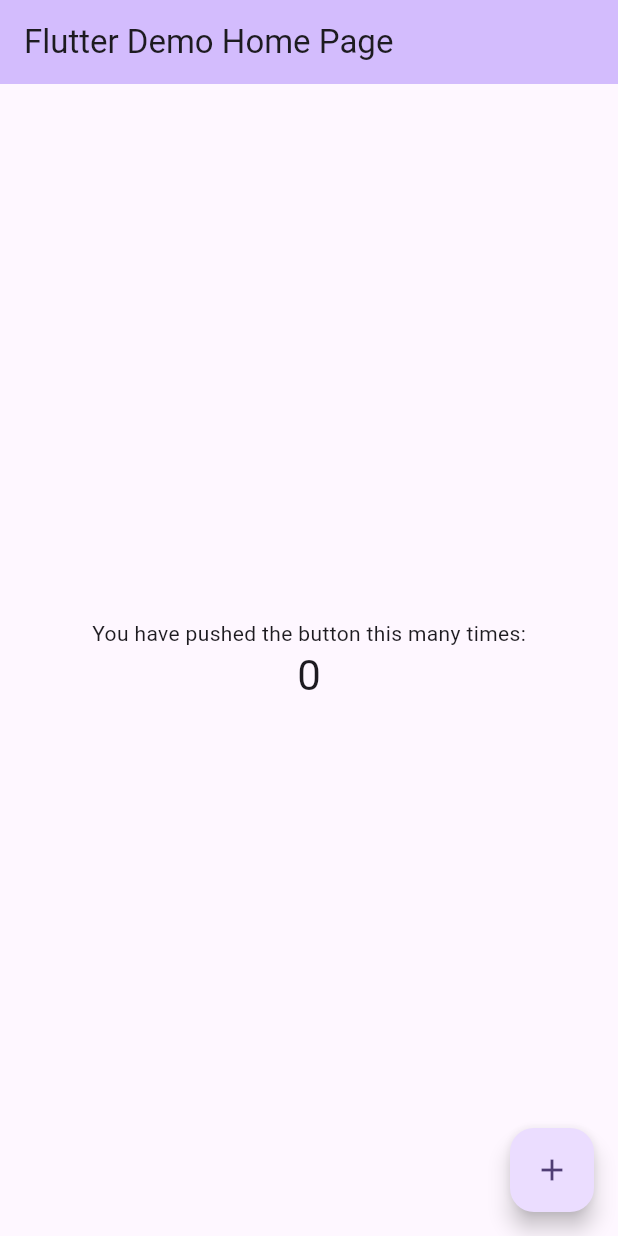
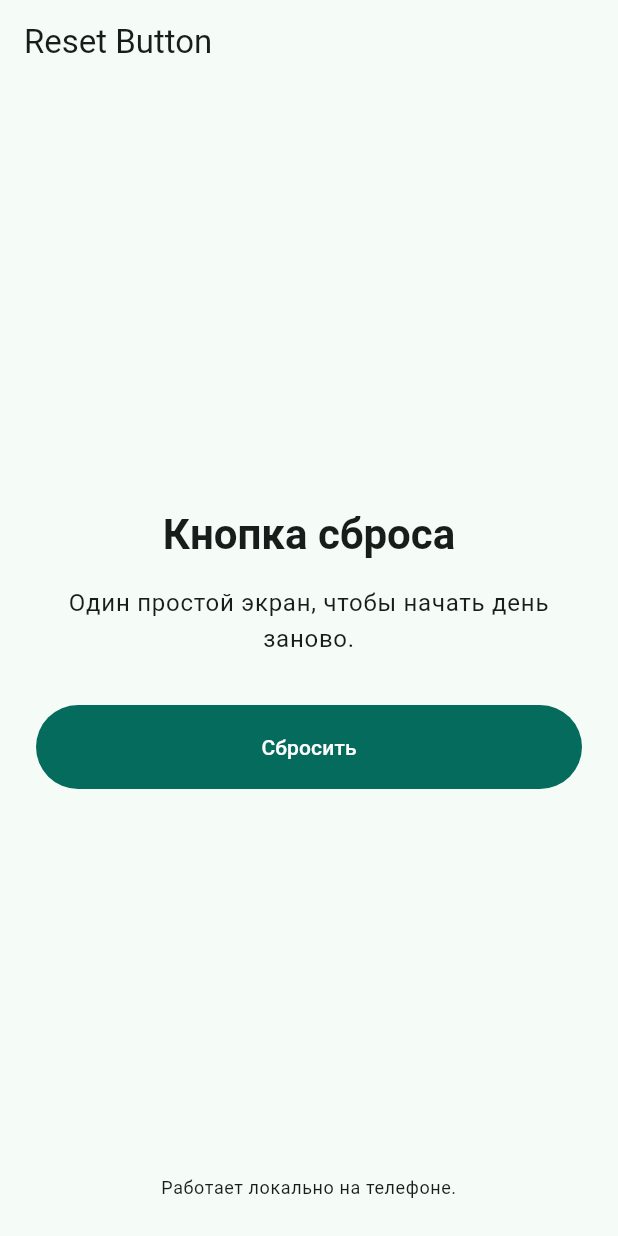
Before and after one commit to imkharitoshka-dmg/Reset_Button, a Flutter app: the screen it shows after launch, on a phone screen of 412 x 824 dp. Run offline on Flutter 3.47's test engine with Material 3 defaults, Android fonts, the phone set to English and light mode, and no system bars.

Commit message:
Complete reset button step 1

```diff
--- a/lib/main.dart
+++ b/lib/main.dart
@@ -1,121 +1,72 @@
 import 'package:flutter/material.dart';
 
 void main() {
-  runApp(const MyApp());
+  runApp(const ResetButtonApp());
 }
 
-class MyApp extends StatelessWidget {
-  const MyApp({super.key});
+class ResetButtonApp extends StatelessWidget {
+  const ResetButtonApp({super.key});
 
-  // This widget is the root of your application.
   @override
   Widget build(BuildContext context) {
     return MaterialApp(
-      title: 'Flutter Demo',
+      title: 'Reset Button',
+      debugShowCheckedModeBanner: false,
       theme: ThemeData(
-        // This is the theme of your application.
-        //
-        // TRY THIS: Try running your application with "flutter run". You'll see
-        // the application has a purple toolbar. Then, without quitting the app,
-        // try changing the seedColor in the colorScheme below to Colors.green
-        // and then invoke "hot reload" (save your changes or press the "hot
-        // reload" button in a Flutter-supported IDE, or press "r" if you used
-        // the command line to start the app).
-        //
-        // Notice that the counter didn't reset back to zero; the application
-        // state is not lost during the reload. To reset the state, use hot
-        // restart instead.
-        //
-        // This works for code too, not just values: Most code changes can be
-        // tested with just a hot reload.
-        colorScheme: .fromSeed(seedColor: Colors.deepPurple),
+        colorScheme: ColorScheme.fromSeed(seedColor: const Color(0xFF2F6F62)),
+        useMaterial3: true,
       ),
-      home: const MyHomePage(title: 'Flutter Demo Home Page'),
+      home: const ResetHomePage(),
     );
   }
 }
 
-class MyHomePage extends StatefulWidget {
-  const MyHomePage({super.key, required this.title});
-
-  // This widget is the home page of your application. It is stateful, meaning
-  // that it has a State object (defined below) that contains fields that affect
-  // how it looks.
-
-  // This class is the configuration for the state. It holds the values (in this
-  // case the title) provided by the parent (in this case the App widget) and
-  // used by the build method of the State. Fields in a Widget subclass are
-  // always marked "final".
-
-  final String title;
-
-  @override
-  State<MyHomePage> createState() => _MyHomePageState();
-}
-
-class _MyHomePageState extends State<MyHomePage> {
-  int _counter = 0;
-
-  void _incrementCounter() {
-    setState(() {
-      // This call to setState tells the Flutter framework that something has
-      // changed in this State, which causes it to rerun the build method below
-      // so that the display can reflect the updated values. If we changed
-      // _counter without calling setState(), then the build method would not be
-      // called again, and so nothing would appear to happen.
-      _counter++;
-    });
-  }
+class ResetHomePage extends StatelessWidget {
+  const ResetHomePage({super.key});
 
   @override
   Widget build(BuildContext context) {
-    // This method is rerun every time setState is called, for instance as done
-    // by the _incrementCounter method above.
-    //
-    // The Flutter framework has been optimized to make rerunning build methods
-    // fast, so that you can just rebuild anything that needs updating rather
-    // than having to individually change instances of widgets.
+    final textTheme = Theme.of(context).textTheme;
+
     return Scaffold(
-      appBar: AppBar(
-        // TRY THIS: Try changing the color here to a specific color (to
-        // Colors.amber, perhaps?) and trigger a hot reload to see the AppBar
-        // change color while the other colors stay the same.
-        backgroundColor: Theme.of(context).colorScheme.inversePrimary,
-        // Here we take the value from the MyHomePage object that was created by
-        // the App.build method, and use it to set our appbar title.
-        title: Text(widget.title),
-      ),
-      body: Center(
-        // Center is a layout widget. It takes a single child and positions it
-        // in the middle of the parent.
-        child: Column(
-          // Column is also a layout widget. It takes a list of children and
-          // arranges them vertically. By default, it sizes itself to fit its
-          // children horizontally, and tries to be as tall as its parent.
-          //
-          // Column has various properties to control how it sizes itself and
-          // how it positions its children. Here we use mainAxisAlignment to
-          // center the children vertically; the main axis here is the vertical
-          // axis because Columns are vertical (the cross axis would be
-          // horizontal).
-          //
-          // TRY THIS: Invoke "debug painting" (choose the "Toggle Debug Paint"
-          // action in the IDE, or press "p" in the console), to see the
-          // wireframe for each widget.
-          mainAxisAlignment: .center,
-          children: [
-            const Text('You have pushed the button this many times:'),
-            Text(
-              '$_counter',
-              style: Theme.of(context).textTheme.headlineMedium,
-            ),
-          ],
+      appBar: AppBar(title: const Text('Reset Button')),
+      body: SafeArea(
+        child: Padding(
+          padding: const EdgeInsets.all(24),
+          child: Column(
+            crossAxisAlignment: CrossAxisAlignment.stretch,
+            children: [
+              const Spacer(),
+              Text(
+                'Кнопка сброса',
+                textAlign: TextAlign.center,
+                style: textTheme.headlineMedium?.copyWith(
+                  fontWeight: FontWeight.w700,
+                ),
+              ),
+              const SizedBox(height: 16),
+              Text(
+                'Один простой экран, чтобы начать день заново.',
+                textAlign: TextAlign.center,
+                style: textTheme.bodyLarge,
+              ),
+              const SizedBox(height: 32),
+              FilledButton(
+                onPressed: () {},
+                style: FilledButton.styleFrom(
+                  padding: const EdgeInsets.symmetric(vertical: 18),
+                ),
+                child: const Text('Сбросить'),
+              ),
+              const Spacer(),
+              Text(
+                'Работает локально на телефоне.',
+                textAlign: TextAlign.center,
+                style: textTheme.bodySmall,
+              ),
+            ],
+          ),
         ),
-      ),
-      floatingActionButton: FloatingActionButton(
-        onPressed: _incrementCounter,
-        tooltip: 'Increment',
-        child: const Icon(Icons.add),
       ),
     );
   }
```
Also changed, not shown: 1 other file.
